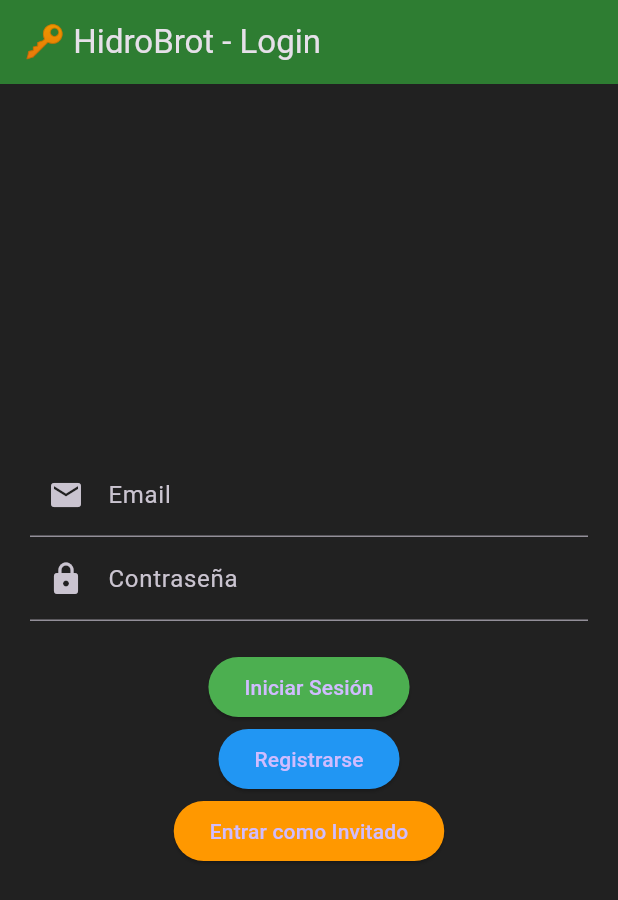
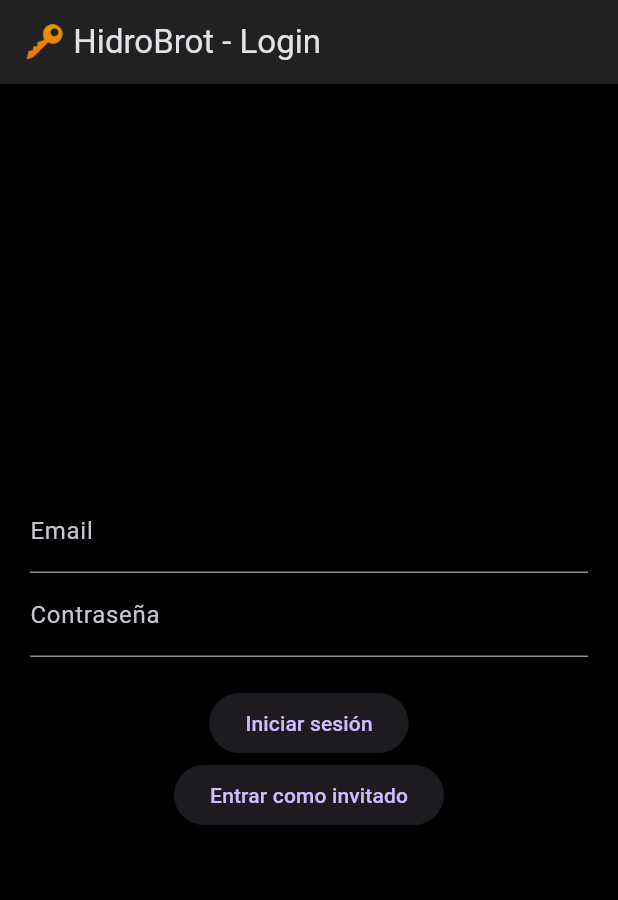
Before and after one commit to HidroBrot/CultiBrot_App, a Flutter app: the LoginScreen screen opened directly, on a phone screen of 412 x 824 dp. Shown: the top 900 px of the screen. Run offline on Flutter 3.47's test engine with Material 3 defaults, Android fonts, the phone set to English and light mode, and no system bars; our stand-ins replace firebase_auth; accounts and stored records are empty; statements that could not run were skipped.

Commit message:
Update login.dart

```diff
--- a/lib/lib/screens/lib/pantallas/login.dart
+++ b/lib/lib/screens/lib/pantallas/login.dart
@@ -1,9 +1,9 @@
 import 'package:flutter/material.dart';
-import 'package:firebase_auth/firebase_auth.dart';
-import 'dashboard.dart'; // al loguear, pasa al panel principal
+import 'dashboard.dart';
 
 class LoginScreen extends StatefulWidget {
-  const LoginScreen({super.key});
+  final String lang;
+  const LoginScreen({super.key, this.lang = 'es'});
 
   @override
   State<LoginScreen> createState() => _LoginScreenState();
@@ -14,109 +14,41 @@ class _LoginScreenState extends State<LoginScreen> {
   final TextEditingController _passwordController = TextEditingController();
   String _errorMessage = "";
 
-  Future<void> _login() async {
-    try {
-      await FirebaseAuth.instance.signInWithEmailAndPassword(
-        email: _emailController.text.trim(),
-        password: _passwordController.text.trim(),
-      );
+  void _login() {
+    setState(() => _errorMessage = "");
     Navigator.pushReplacement(
       context,
-        MaterialPageRoute(builder: (context) => const DashboardScreen()),
+      MaterialPageRoute(builder: (context) => DashboardScreen(lang: widget.lang)),
     );
-    } catch (e) {
-      setState(() => _errorMessage = "Error al iniciar sesión: $e");
-    }
   }
 
-  Future<void> _register() async {
-    try {
-      await FirebaseAuth.instance.createUserWithEmailAndPassword(
-        email: _emailController.text.trim(),
-        password: _passwordController.text.trim(),
-      );
+  void _loginAnon() {
+    setState(() => _errorMessage = "");
     Navigator.pushReplacement(
       context,
-        MaterialPageRoute(builder: (context) => const DashboardScreen()),
+      MaterialPageRoute(builder: (context) => DashboardScreen(lang: widget.lang)),
     );
-    } catch (e) {
-      setState(() => _errorMessage = "Error al registrarse: $e");
-    }
-  }
-
-  Future<void> _loginAnon() async {
-    try {
-      await FirebaseAuth.instance.signInAnonymously();
-      Navigator.pushReplacement(
-        context,
-        MaterialPageRoute(builder: (context) => const DashboardScreen()),
-      );
-    } catch (e) {
-      setState(() => _errorMessage = "Error en login anónimo: $e");
-    }
   }
 
   @override
   Widget build(BuildContext context) {
     return Scaffold(
-      backgroundColor: Colors.grey[900],
-      appBar: AppBar(
-        title: const Text("🔑 HidroBrot - Login"),
-        backgroundColor: Colors.green[800],
-      ),
+      backgroundColor: Colors.black,
+      appBar: AppBar(title: const Text("🔑 HidroBrot - Login"), backgroundColor: Colors.grey[900]),
       body: Padding(
-        padding: const EdgeInsets.all(20),
-        child: Column(
-          mainAxisAlignment: MainAxisAlignment.center,
-          children: [
-            TextField(
-              controller: _emailController,
-              decoration: const InputDecoration(
-                labelText: "Email",
-                prefixIcon: Icon(Icons.email),
-              ),
-            ),
-            TextField(
-              controller: _passwordController,
-              obscureText: true,
-              decoration: const InputDecoration(
-                labelText: "Contraseña",
-                prefixIcon: Icon(Icons.lock),
-              ),
-            ),
+        padding: const EdgeInsets.all(20.0),
+        child: Column(mainAxisAlignment: MainAxisAlignment.center, children: [
+          TextField(controller: _emailController, decoration: const InputDecoration(labelText: "Email")),
+          TextField(controller: _passwordController, obscureText: true, decoration: const InputDecoration(labelText: "Contraseña")),
           const SizedBox(height: 20),
-            ElevatedButton(
-              onPressed: _login,
-              style: ElevatedButton.styleFrom(
-                backgroundColor: Colors.green,
-              ),
-              child: const Text("Iniciar Sesión"),
-            ),
-            ElevatedButton(
-              onPressed: _register,
-              style: ElevatedButton.styleFrom(
-                backgroundColor: Colors.blue,
-              ),
-              child: const Text("Registrarse"),
-            ),
-            ElevatedButton(
-              onPressed: _loginAnon,
-              style: ElevatedButton.styleFrom(
-                backgroundColor: Colors.orange,
-              ),
-              child: const Text("Entrar como Invitado"),
-            ),
+          ElevatedButton(onPressed: _login, child: const Text("Iniciar sesión")),
+          ElevatedButton(onPressed: _loginAnon, child: const Text("Entrar como invitado")),
           if (_errorMessage.isNotEmpty)
             Padding(
-                padding: const EdgeInsets.all(10),
-                child: Text(
-                  _errorMessage,
-                  style: const TextStyle(color: Colors.red),
-                  textAlign: TextAlign.center,
+              padding: const EdgeInsets.only(top: 10),
+              child: Text(_errorMessage, style: const TextStyle(color: Colors.red)),
             ),
-              ),
-          ],
-        ),
+        ]),
       ),
     );
   }
```
Lines whose indentation alone changed are shown as unchanged.
